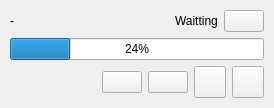
Old version of the form sVanilla/src/ClientUi/Download/DownloadingListWidget.ui in the repository WangPengZhan/sVanilla.
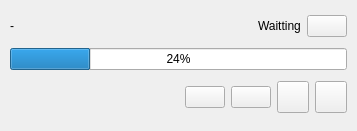
New version of the form.

Patch:
```diff
--- a/sVanilla/src/ClientUi/Download/DownloadingListWidget.ui
+++ b/sVanilla/src/ClientUi/Download/DownloadingListWidget.ui
@@ -2,6 +2,14 @@
 <ui version="4.0">
  <class>DownloadingItemWidget</class>
  <widget class="QWidget" name="DownloadingItemWidget">
+  <property name="geometry">
+   <rect>
+    <x>0</x>
+    <y>0</y>
+    <width>357</width>
+    <height>131</height>
+   </rect>
+  </property>
   <property name="sizePolicy">
    <sizepolicy hsizetype="Preferred" vsizetype="Preferred">
     <horstretch>0</horstretch>
```
